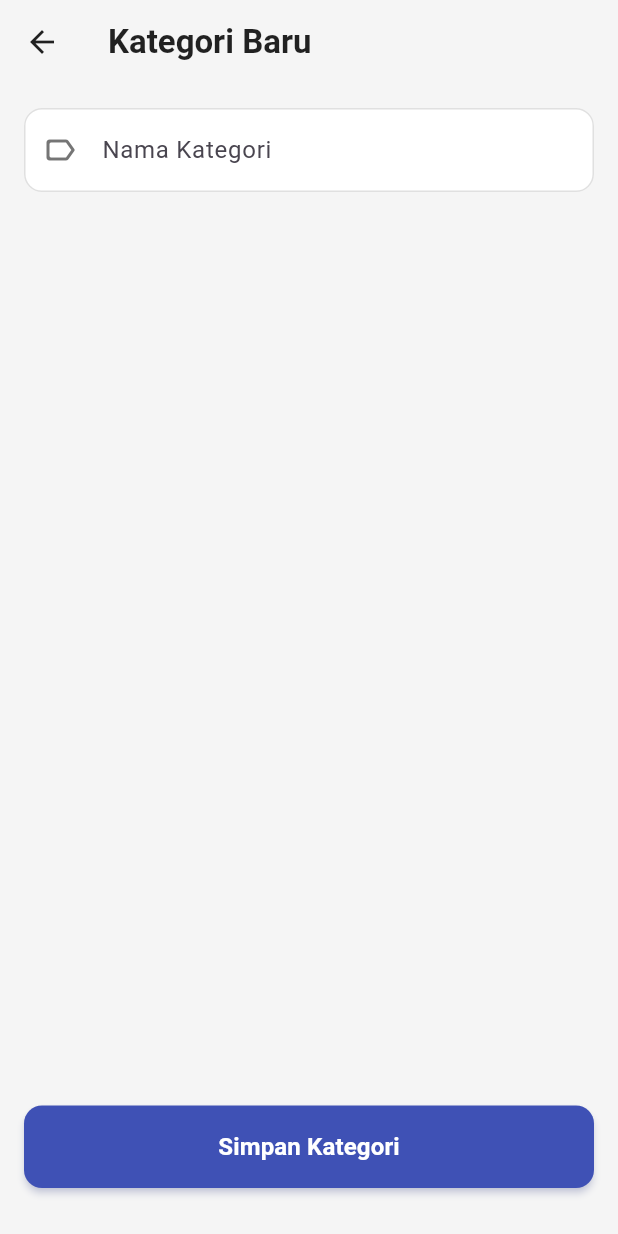
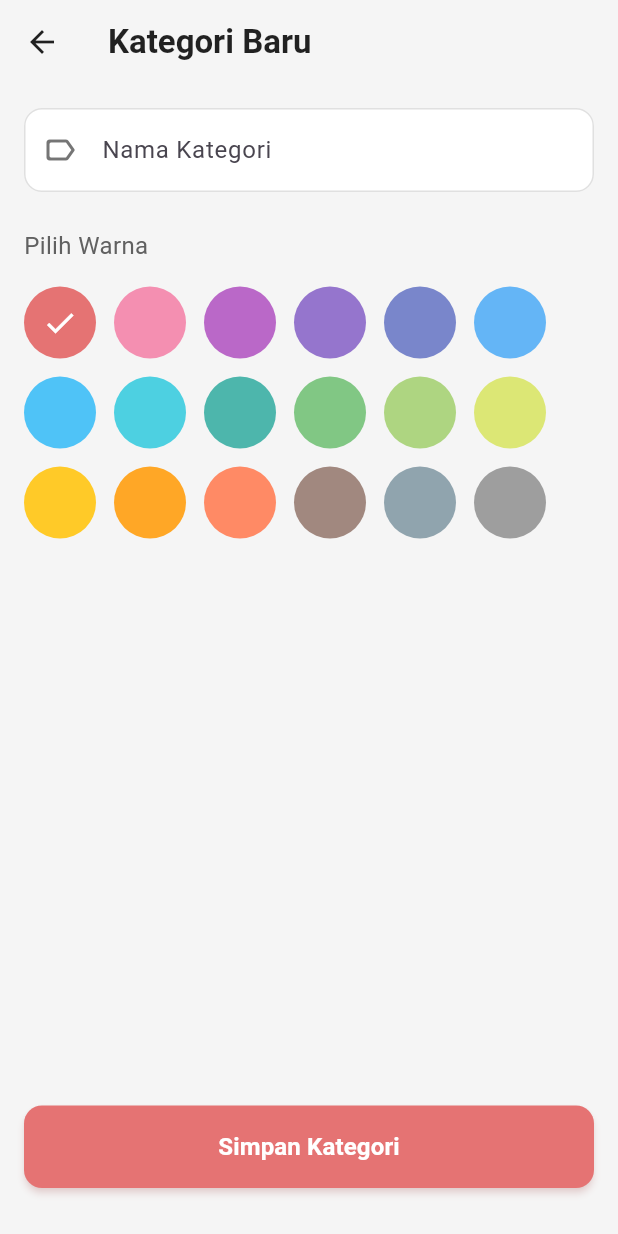
Before and after one commit to KeiZerfZ/CashWise, a Flutter app: the CategoryManagementPage screen opened directly, after a tap on the "add" icon, on a phone screen of 412 x 824 dp. Run offline on Flutter 3.47's test engine with Material 3 defaults, Android fonts, the phone set to English and light mode, and no system bars; our stand-ins replace drift, equatable, flutter_bloc, fpdart, get_it; accounts and stored records are empty; generated files the repository leaves out were written again.

Commit message:
chore: update on architectur and projeect structure

```diff
--- a/lib/features/category/domain/entities/category.dart
+++ b/lib/features/category/domain/entities/category.dart
@@ -1,16 +1,14 @@
-// lib/features/category/domain/entities/category.dart
-
 import 'package:equatable/equatable.dart';
 import 'package:flutter/material.dart';
 
 class Category extends Equatable {
-  final int? id; // Ubah ini jadi int?
+  final int id; // <-- Balikin jadi int (wajib ada)
   final String name;
   final Color color;
   final String iconName;
 
   const Category({
-    this.id, // Hapus 'required'
+    required this.id, // <-- Balikin jadi required
     required this.name,
     required this.color,
     required this.iconName,
--- a/lib/features/category/presentation/pages/add_category_page.dart
+++ b/lib/features/category/presentation/pages/add_category_page.dart
@@ -3,6 +3,7 @@ import 'package:flutter_bloc/flutter_bloc.dart';
 import 'package:cashwise/features/category/domain/entities/category.dart';
 import 'package:cashwise/features/category/presentation/bloc/category_bloc.dart';
 import 'package:cashwise/features/category/presentation/bloc/category_event.dart';
+import 'package:cashwise/features/category/presentation/widgets/color_selector.dart';
 import 'package:cashwise/presentation/widgets/common/custom_text_form_field.dart';
 import 'package:cashwise/presentation/widgets/common/primary_button.dart';
 
@@ -17,6 +18,8 @@ class _AddCategoryPageState extends State<AddCategoryPage> {
   final _nameController = TextEditingController();
   final _formKey = GlobalKey<FormState>();
 
+  Color _selectedColor = Colors.red.shade300;
+
   @override
   void dispose() {
     _nameController.dispose();
@@ -26,9 +29,9 @@ class _AddCategoryPageState extends State<AddCategoryPage> {
   void _saveCategory() {
     if (_formKey.currentState!.validate()) {
       final newCategory = Category(
-        id: null, // Ganti ini jadi null
+        id: 0, // <-- Pastiin ID-nya 0 untuk data baru
         name: _nameController.text,
-        color: Colors.blueAccent.shade400,
+        color: _selectedColor,
         iconName: 'default_icon',
       );
       context.read<CategoryBloc>().add(AddCategoryEvent(newCategory));
@@ -51,6 +54,7 @@ class _AddCategoryPageState extends State<AddCategoryPage> {
         child: Form(
           key: _formKey,
           child: Column(
+            crossAxisAlignment: CrossAxisAlignment.start,
             children: [
               CustomTextFormField(
                 controller: _nameController,
@@ -58,11 +62,25 @@ class _AddCategoryPageState extends State<AddCategoryPage> {
                 prefixIcon: Icons.label_outline_rounded,
                 validator: (value) => value!.isEmpty ? 'Nama tidak boleh kosong' : null,
               ),
+              const SizedBox(height: 24),
+              Text(
+                'Pilih Warna',
+                style: TextStyle(color: Colors.grey.shade700, fontSize: 16),
+              ),
+              const SizedBox(height: 16),
+              ColorSelector(
+                onColorSelected: (color) {
+                  // Gunakan setState untuk update warna tombol secara real-time
+                  setState(() {
+                    _selectedColor = color;
+                  });
+                },
+              ),
               const Spacer(),
               PrimaryButton(
                 text: 'Simpan Kategori',
                 onPressed: _saveCategory,
-                backgroundColor: Colors.indigo,
+                backgroundColor: _selectedColor,
               ),
               const SizedBox(height: 16),
             ],
--- a/lib/features/category/presentation/pages/category_management_page.dart
+++ b/lib/features/category/presentation/pages/category_management_page.dart
@@ -7,7 +7,6 @@ import 'package:cashwise/features/category/presentation/pages/add_category_page.
 import 'package:cashwise/features/category/presentation/widgets/category_list_item.dart';
 import 'package:cashwise/presentation/widgets/common/loading_indicator.dart';
 
-// Ubah jadi StatefulWidget
 class CategoryManagementPage extends StatefulWidget {
   const CategoryManagementPage({super.key});
 
@@ -19,13 +18,11 @@ class _CategoryManagementPageState extends State<CategoryManagementPage> {
   @override
   void initState() {
     super.initState();
-    // Minta data ke BLoC global saat halaman dibuka
     context.read<CategoryBloc>().add(FetchAllCategories());
   }
 
   @override
   Widget build(BuildContext context) {
-    // HAPUS BlocProvider dari sini
     return Scaffold(
       backgroundColor: Colors.grey.shade100,
       appBar: AppBar(
@@ -63,8 +60,9 @@ class _CategoryManagementPageState extends State<CategoryManagementPage> {
             MaterialPageRoute(builder: (context) => const AddCategoryPage()),
           );
         },
-        backgroundColor: Colors.indigo,
-        child: const Icon(Icons.add),
+        backgroundColor: Colors.teal, // Warnanya disamakan
+        // Ikon di dalamnya diberi warna putih agar kontras
+        child: const Icon(Icons.add, color: Colors.white, size: 28),
       ),
     );
   }
--- /dev/null
+++ b/lib/features/category/presentation/widgets/color_selector.dart
@@ -0,0 +1,66 @@
+import 'package:flutter/material.dart';
+
+class ColorSelector extends StatefulWidget {
+  // Callback untuk mengirim warna yang dipilih ke halaman induk
+  final Function(Color) onColorSelected;
+
+  const ColorSelector({super.key, required this.onColorSelected});
+
+  @override
+  State<ColorSelector> createState() => _ColorSelectorState();
+}
+
+class _ColorSelectorState extends State<ColorSelector> {
+  final List<Color> _colors = [
+    Colors.red.shade300, Colors.pink.shade200, Colors.purple.shade300,
+    Colors.deepPurple.shade300, Colors.indigo.shade300, Colors.blue.shade300,
+    Colors.lightBlue.shade300, Colors.cyan.shade300, Colors.teal.shade300,
+    Colors.green.shade300, Colors.lightGreen.shade300, Colors.lime.shade300,
+    Colors.amber.shade400, Colors.orange.shade400, Colors.deepOrange.shade300,
+    Colors.brown.shade300, Colors.blueGrey.shade300, Colors.grey.shade500,
+  ];
+
+  late Color _selectedColor;
+
+  @override
+  void initState() {
+    super.initState();
+    _selectedColor = _colors.first;
+
+    // ===== PERBAIKAN DI SINI =====
+    // Jangan panggil callback langsung di initState.
+    // Jadwalkan untuk dipanggil TEPAT SETELAH build pertama selesai.
+    WidgetsBinding.instance.addPostFrameCallback((_) {
+      if (mounted) {
+        widget.onColorSelected(_selectedColor);
+      }
+    });
+    // =============================
+  }
+
+  @override
+  Widget build(BuildContext context) {
+    return Wrap(
+      spacing: 12.0,
+      runSpacing: 12.0,
+      children: _colors.map((color) {
+        return InkWell(
+          onTap: () {
+            setState(() {
+              _selectedColor = color;
+            });
+            widget.onColorSelected(_selectedColor);
+          },
+          borderRadius: BorderRadius.circular(24),
+          child: CircleAvatar(
+            radius: 24,
+            backgroundColor: color,
+            child: _selectedColor == color
+                ? const Icon(Icons.check, color: Colors.white)
+                : null,
+          ),
+        );
+      }).toList(),
+    );
+  }
+}
--- a/lib/features/transaction/domain/entities/transaction.dart
+++ b/lib/features/transaction/domain/entities/transaction.dart
@@ -1,7 +1,7 @@
 import 'package:equatable/equatable.dart';
 
 class Transaction extends Equatable {
-  final int? id; // Ubah ini jadi nullable
+  final int id; // <-- Balikin jadi int (wajib ada)
   final String description;
   final double amount;
   final bool isExpense;
@@ -9,7 +9,7 @@ class Transaction extends Equatable {
   final int? categoryId;
 
   const Transaction({
-    this.id, // Hapus 'required'
+    required this.id, // <-- Balikin jadi required
     required this.description,
     required this.amount,
     required this.isExpense,
```
Also changed, not shown: lib/data/models/category_model.dart (+3 -6 lines), lib/data/models/transaction_model.dart (+5 -9 lines), lib/features/transaction/presentation/pages/add_transaction_page.dart (+21 -12 lines), lib/features/transaction/presentation/pages/transaction_list_page.dart (+5 -7 lines), lib/features/transaction/presentation/widgets/transaction_list_item.dart (+5 -5 lines), lib/features/transaction/domain/entities/category.dart (deleted).
